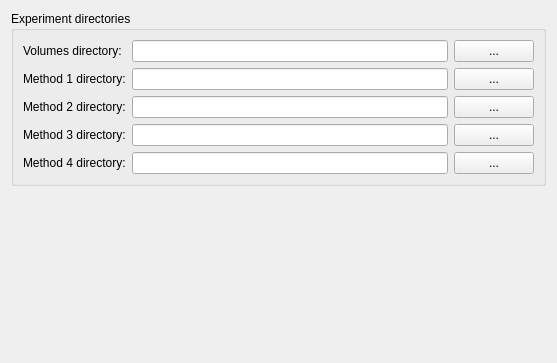
ALive-research/SlicerLiverSegmentsCompare, file SlicerLiverSegments/Resources/UI/SlicerLiverSegments.ui: the form before one commit; both pictures show x 0 to 557 and y 0 to 363 of the 557 by 811 pixel window.
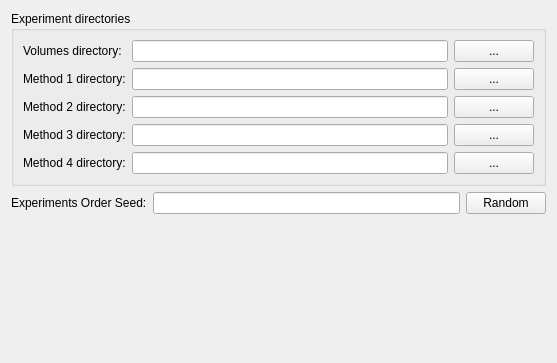
The form after the commit. Custom widgets are drawn as their Qt base class.

Commit message: [WIP] Add order seed

```diff
--- a/SlicerLiverSegments/Resources/UI/SlicerLiverSegments.ui
+++ b/SlicerLiverSegments/Resources/UI/SlicerLiverSegments.ui
@@ -157,6 +157,35 @@
      </layout>
     </widget>
    </item>
+   <item>
+    <layout class="QFormLayout" name="formLayout_2">
+     <item row="0" column="0">
+      <widget class="QLabel" name="orderSeedLabel">
+       <property name="text">
+        <string>Experiments Order Seed:</string>
+       </property>
+      </widget>
+     </item>
+     <item row="0" column="1">
+      <layout class="QHBoxLayout" name="horizontalLayout_6">
+       <item>
+        <widget class="QLineEdit" name="orderSeedLineEdit">
+         <property name="SlicerParameterName" stdset="0">
+          <string>orderSeed</string>
+         </property>
+        </widget>
+       </item>
+       <item>
+        <widget class="QPushButton" name="orderSeedPushButton">
+         <property name="text">
+          <string>Random</string>
+         </property>
+        </widget>
+       </item>
+      </layout>
+     </item>
+    </layout>
+   </item>
    <item>
     <spacer name="verticalSpacer">
      <property name="orientation">
@@ -165,7 +194,7 @@
      <property name="sizeHint" stdset="0">
       <size>
        <width>20</width>
-       <height>569</height>
+       <height>532</height>
       </size>
      </property>
     </spacer>
```
Left out of the diff: 4 changed lines with no effect on the pictures. The commit also changes 1 other file.
